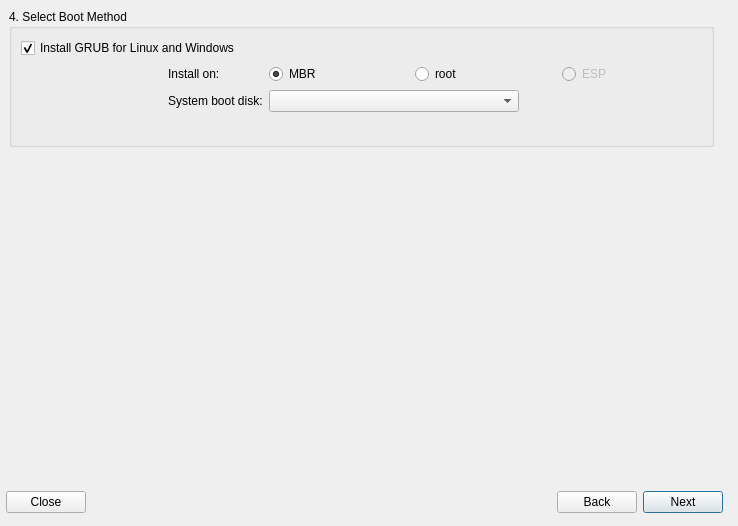
First picture: the form in meinstall.ui, repository gazelle-installer/gazelle-installer, before the edit.
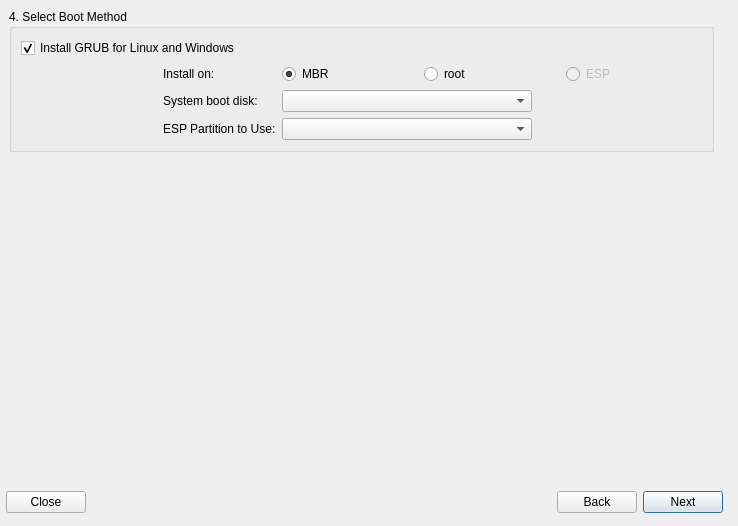
Second picture: the form after the edit. The open tabs and pages were chosen to show the change. Icons and pictures are not drawn.

Commit message: added efi partition selector (not finished)

```diff
--- a/meinstall.ui
+++ b/meinstall.ui
@@ -1581,6 +1581,29 @@
             </property>
            </widget>
           </item>
+          <item row="3" column="1">
+           <widget class="QLabel" name="labelESP">
+            <property name="text">
+             <string>ESP Partition to Use:</string>
+            </property>
+           </widget>
+          </item>
+          <item row="3" column="2" colspan="2">
+           <widget class="QComboBox" name="comboBoxESP">
+            <property name="sizePolicy">
+             <sizepolicy hsizetype="MinimumExpanding" vsizetype="Minimum">
+              <horstretch>0</horstretch>
+              <verstretch>0</verstretch>
+             </sizepolicy>
+            </property>
+            <property name="maximumSize">
+             <size>
+              <width>250</width>
+              <height>16777215</height>
+             </size>
+            </property>
+           </widget>
+          </item>
          </layout>
         </widget>
        </item>
```
Left out of the diff: 2 changed lines with no effect on the pictures. The commit also changes 1 other file.
